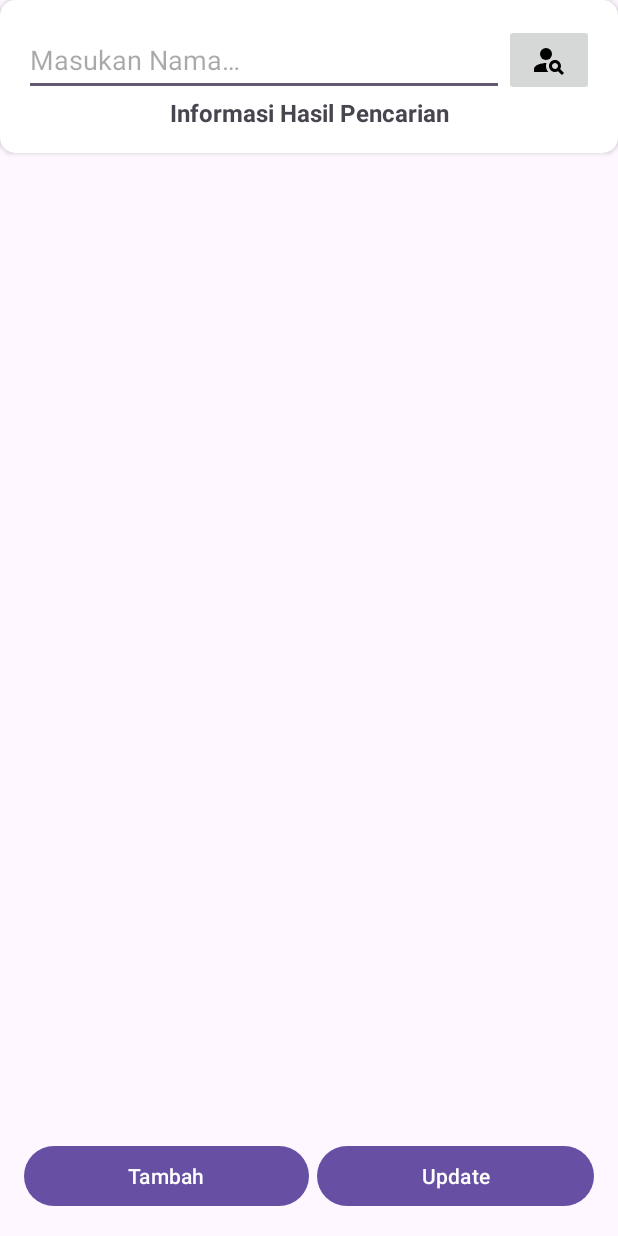
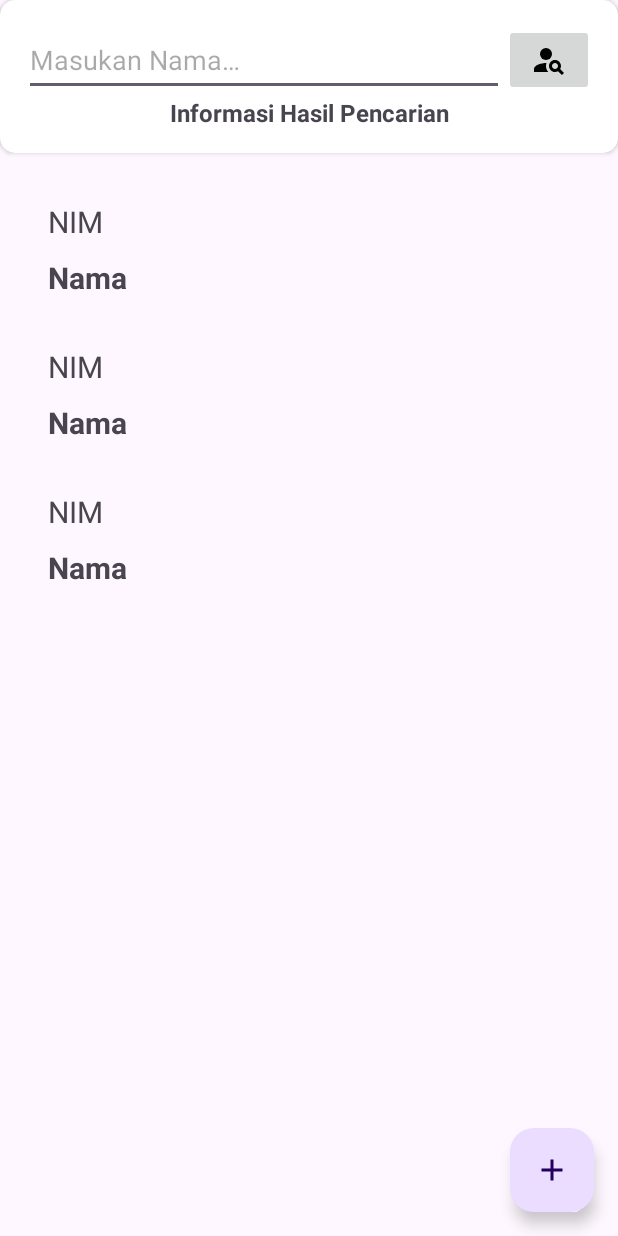
Before and after one commit to Dimasrioardianto/SQLiteExample., an Android app: the layout activity_main.xml on its own in the app's theme, with its tools: preview values and no code run, on a phone screen of 412 x 824 dp. Run offline under Robolectric (Android 15) with nearby library versions, the phone set to English and light mode, and no system bars.

Commit message:
Update commit3 "Implementasi Recycleview Pada Data Mahasiswa"

```diff
--- a/app/build.gradle.kts
+++ b/app/build.gradle.kts
@@ -1,6 +1,7 @@
 plugins {
-    alias(libs.plugins.android.application)
-    alias(libs.plugins.kotlin.android)
+    id("com.android.application")
+    id("org.jetbrains.kotlin.android")
+    id("kotlin-parcelize")
 }
 
 android {
--- /dev/null
+++ b/app/src/main/res/drawable/baseline_add_24.xml
@@ -0,0 +1,5 @@
+<vector xmlns:android="http://schemas.android.com/apk/res/android" android:height="24dp" android:tint="#000000" android:viewportHeight="24" android:viewportWidth="24" android:width="24dp">
+
+    <path android:fillColor="@android:color/white" android:pathData="M19,13h-6v6h-2v-6H5v-2h6V5h2v6h6v2z"/>
+
+</vector>
--- a/app/src/main/res/layout/activity_main.xml
+++ b/app/src/main/res/layout/activity_main.xml
@@ -41,10 +41,9 @@
                     android:layout_width="60dp"
                     android:layout_height="wrap_content"
                     android:minHeight="48dp"
+                    android:contentDescription="@string/cari_mahasiswa"
+                    android:src="@drawable/baseline_person_search_24"/>
 
-                    android:contentDescription="@string/cari_mahasiswa"
-
-                    android:src="@drawable/baseline_person_search_24"/>
             </LinearLayout>
 
             <TextView
@@ -57,9 +56,11 @@
                 android:textAlignment="center"/>
 
         </LinearLayout>
+
     </androidx.cardview.widget.CardView>
 
     <androidx.swiperefreshlayout.widget.SwipeRefreshLayout
+
         android:id="@+id/swipeRefresh"
         android:layout_width="match_parent"
         android:layout_height="match_parent"
@@ -67,42 +68,26 @@
         android:layout_marginTop="16dp"
         android:layout_marginEnd="16dp"
         android:layout_marginBottom="16dp"
-        android:layout_above="@+id/llButton"
         android:layout_below="@+id/cvCariNIM">
 
-        <LinearLayout
-            android:id="@+id/llData"
+        <androidx.recyclerview.widget.RecyclerView
+            android:id="@+id/rvStudents"
             android:layout_width="match_parent"
             android:layout_height="match_parent"
-            android:orientation="vertical" />
+            tools:listitem="@layout/item_list_student" />
 
     </androidx.swiperefreshlayout.widget.SwipeRefreshLayout>
 
-    <LinearLayout
-        android:id="@+id/llButton"
-        android:layout_width="match_parent"
+    <com.google.android.material.floatingactionbutton.FloatingActionButton
+        android:id="@+id/btnTambah"
+        android:layout_width="wrap_content"
         android:layout_height="wrap_content"
-        android:orientation="horizontal"
         android:layout_alignParentBottom="true"
-        android:layout_marginStart="16dp"
+        android:layout_alignParentEnd="true"
         android:layout_marginEnd="16dp"
-        android:layout_marginBottom="16dp">
-
-        <Button
-            android:id="@+id/btnTambah"
-            android:layout_width="wrap_content"
-            android:layout_height="wrap_content"
-            android:text="@string/tambah"
-            android:layout_marginEnd="5dp"
-            android:layout_weight="0.5"/>
-
-        <Button
-            android:id="@+id/btnUpdate"
-            android:layout_width="wrap_content"
-            android:layout_height="wrap_content"
-            android:text="@string/update"
-            android:layout_weight="0.5"/>
-
-    </LinearLayout>
+        android:layout_marginBottom="16dp"
+        android:contentDescription="@string/tambah"
+        app:fabSize="normal"
+        android:src="@drawable/baseline_add_24"/>
 
 </RelativeLayout>
--- /dev/null
+++ b/app/src/main/res/layout/item_list_student.xml
@@ -0,0 +1,24 @@
+<?xml version="1.0" encoding="utf-8"?>
+<LinearLayout
+    xmlns:android="http://schemas.android.com/apk/res/android"
+    android:orientation="vertical"
+    android:layout_width="match_parent"
+    android:layout_height="wrap_content"
+    android:padding="16dp">
+
+    <TextView
+        android:id="@+id/tvNIM"
+        android:layout_width="wrap_content"
+        android:layout_height="wrap_content"
+        android:text="@string/nim"
+        android:textSize="20sp"/>
+    <TextView
+        android:id="@+id/tvNama"
+        android:layout_width="wrap_content"
+        android:layout_height="wrap_content"
+        android:text="@string/nama"
+        android:layout_marginTop="10dp"
+        android:textStyle="bold"
+        android:textSize="20sp"/>
+
+</LinearLayout>
```
Also changed, not shown: app/src/main/java/id/ac/polbeng/ardianto/sqliteexample/MainActivity.kt (+34 -31 lines), app/src/main/java/id/ac/polbeng/ardianto/sqliteexample/StudentAdapter.kt (added, +35 -0 lines), app/src/main/java/id/ac/polbeng/ardianto/sqliteexample/StudentModel.kt (+6 -2 lines), app/src/main/java/id/ac/polbeng/ardianto/sqliteexample/UpdateActivity.kt (+17 -50 lines), app/src/main/res/layout/activity_update.xml (+10 -26 lines).
